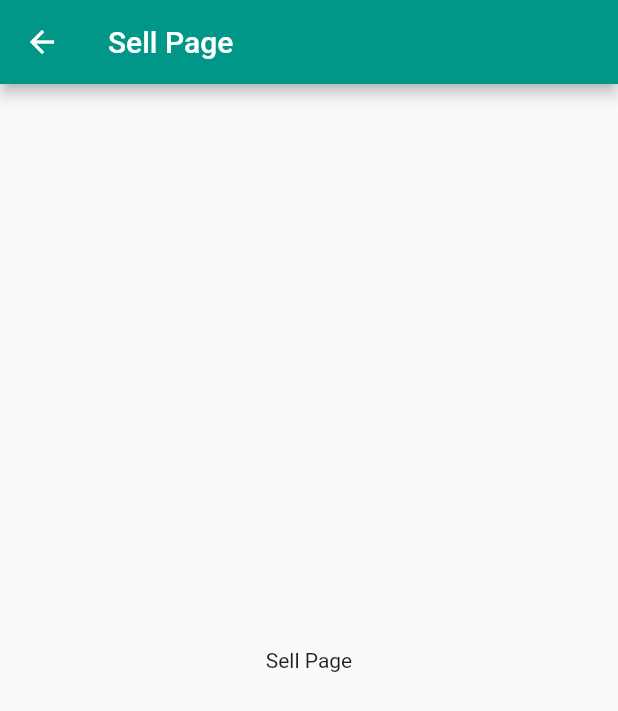
After one commit to JoyalAJohney/mecbookswatch_app, a Flutter app: the SellScreen screen opened directly, on a phone screen of 412 x 824 dp. The commit adds this screen. Shown: the top 711 px of the screen. Run offline on Flutter 3.47's test engine with Material 2 defaults, Android fonts, the phone set to English and light mode, and no system bars.

Commit message:
"Home screen with account and sell page Created"

```diff
--- a/lib/main.dart
+++ b/lib/main.dart
@@ -14,7 +14,7 @@ class MyApp extends StatelessWidget {
       debugShowCheckedModeBanner: false,
       theme: ThemeData(
         backgroundColor: Colors.black,
-        primarySwatch: Colors.blue,
+        primarySwatch: Colors.teal,
         accentColor: Colors.white,
       ),
       home: HomeScreen(),
--- /dev/null
+++ b/lib/sell_screen.dart
@@ -0,0 +1,22 @@
+import 'package:flutter/material.dart';
+
+class SellScreen extends StatelessWidget {
+
+  final String title;
+
+  SellScreen(this.title);
+
+  @override
+  Widget build(BuildContext context) {
+    return new Scaffold(
+      appBar: AppBar(
+        title: Text(title),
+      ),
+      body: Center(
+        child: Text(
+          title,
+        ),
+      ),
+    );
+  }
+}
```
Also changed, not shown: lib/account_screen.dart (added, +20 -0 lines), lib/home_screen.dart (+17 -0 lines).
